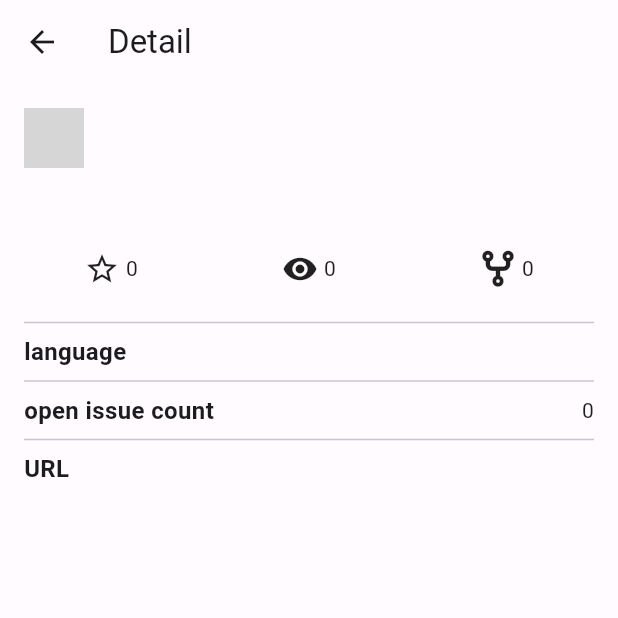
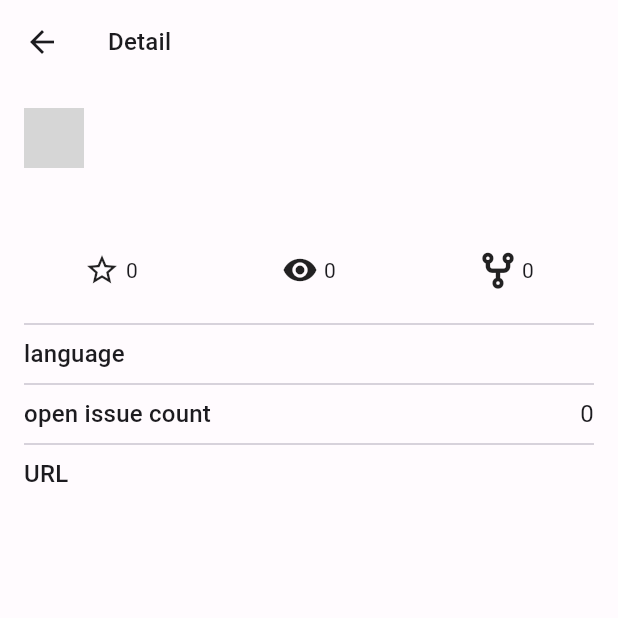
Before and after one commit to aiiro-s/flutter_codecheck, a Flutter app: the DetailPage screen opened directly with empty values, on a phone screen of 412 x 824 dp, the top half of it. Run offline on Flutter 3.47's test engine with Material 2 defaults, Android fonts, the phone set to English and light mode, and no system bars; our stand-ins replace flutter_riverpod, font_awesome_flutter, freezed_annotation; network calls fail; grey boxes are pictures that could not be loaded.

Commit message:
improve:テキストスタイルをTextThemeの標準に準拠。

```diff
--- a/lib/Pages/detail_page.dart
+++ b/lib/Pages/detail_page.dart
@@ -15,7 +15,10 @@ class DetailPage extends ConsumerWidget {
     final notifier = ref.read(detailPageNotifierFamilyProvider(item).notifier);
     return Scaffold(
       appBar: AppBar(
-        title: const Text('Detail'),
+        title: Text(
+          'Detail',
+          style: Theme.of(context).textTheme.titleMedium,
+        ),
       ),
       body: Padding(
         padding: const EdgeInsets.all(16.0),
@@ -36,16 +39,13 @@ class DetailPage extends ConsumerWidget {
                             Image.asset('assets/images/noImage.png').image,
                         backgroundColor: Colors.white,
                       ),
-                const SizedBox(width: 8),
+                const SizedBox(width: 16),
                 Flexible(
                   child: FittedBox(
                     fit: BoxFit.fitWidth,
                     child: Text(
                       state.item.name ?? "-",
-                      style: const TextStyle(
-                        fontSize: 24,
-                        fontWeight: FontWeight.bold,
-                      ),
+                      style: Theme.of(context).textTheme.titleLarge,
                     ),
                   ),
                 ),
@@ -54,9 +54,7 @@ class DetailPage extends ConsumerWidget {
             const SizedBox(height: 16),
             Text(
               state.item.description ?? "No description",
-              style: const TextStyle(
-                fontSize: 16,
-              ),
+              style: Theme.of(context).textTheme.bodyLarge,
             ),
             const SizedBox(height: 16),
             Row(
@@ -93,51 +91,45 @@ class DetailPage extends ConsumerWidget {
             Row(
               mainAxisAlignment: MainAxisAlignment.spaceBetween,
               children: [
-                const Text(
+                Text(
                   'language',
-                  style: TextStyle(
-                    fontSize: 16,
-                    fontWeight: FontWeight.bold,
-                  ),
+                  style: Theme.of(context).textTheme.titleMedium,
                 ),
-                Text(state.item.language ?? "-"),
+                Text(
+                  state.item.language ?? "-",
+                  style: Theme.of(context).textTheme.bodyLarge,
+                ),
               ],
             ),
             const Divider(),
             Row(
               mainAxisAlignment: MainAxisAlignment.spaceBetween,
               children: [
-                const Text(
+                Text(
                   'open issue count',
-                  style: TextStyle(
-                    fontSize: 16,
-                    fontWeight: FontWeight.bold,
-                  ),
+                  style: Theme.of(context).textTheme.titleMedium,
                 ),
                 Text(
                   state.item.open_issues_count != null
                       ? state.item.open_issues_count.toString()
                       : "0",
+                  style: Theme.of(context).textTheme.bodyLarge,
                 ),
               ],
             ),
             const Divider(),
-            const Text(
+            Text(
               'URL',
-              style: TextStyle(
-                fontSize: 16,
-                fontWeight: FontWeight.bold,
-              ),
+              style: Theme.of(context).textTheme.titleMedium,
             ),
             const SizedBox(height: 8),
             state.item.html_url != null
                 ? GestureDetector(
                     child: Text(
                       state.item.html_url!,
-                      style: const TextStyle(
-                        fontSize: 16,
-                        decoration: TextDecoration.underline,
-                      ),
+                      style: Theme.of(context).textTheme.bodyLarge?.copyWith(
+                            decoration: TextDecoration.underline,
+                          ),
                     ),
                     onTap: () async {
                       try {
@@ -146,12 +138,22 @@ class DetailPage extends ConsumerWidget {
                         showDialog<String>(
                           context: context,
                           builder: (BuildContext context) => AlertDialog(
-                            title: const Text('エラー'),
-                            content: const Text('URLが開けませんでした'),
+                            title: Text(
+                              'エラー',
+                              style: Theme.of(context).textTheme.titleMedium,
+                            ),
+                            content: Text(
+                              'URLが開けませんでした',
+                              style: Theme.of(context).textTheme.bodyMedium,
+                            ),
                             actions: <Widget>[
                               TextButton(
                                 onPressed: () => Navigator.pop(context, 'OK'),
-                                child: const Text('OK'),
+                                child: Text(
+                                  'OK',
+                                  style:
+                                      Theme.of(context).textTheme.labelMedium,
+                                ),
                               ),
                             ],
                           ),
@@ -159,7 +161,10 @@ class DetailPage extends ConsumerWidget {
                       }
                     },
                   )
-                : const Text('リンクがありません'),
+                : Text(
+                    'リンクがありません',
+                    style: Theme.of(context).textTheme.bodyLarge,
+                  ),
           ],
         ),
       ),
--- a/lib/Widgets/repository_item_info_parts.dart
+++ b/lib/Widgets/repository_item_info_parts.dart
@@ -15,7 +15,10 @@ class RepositoryItemInfoParts extends StatelessWidget {
         const SizedBox(
           width: 4,
         ),
-        Text(text),
+        Text(
+          text,
+          style: Theme.of(context).textTheme.bodyMedium,
+        ),
       ],
     );
   }
```
Also changed, not shown: lib/Pages/search_page.dart (+17 -4 lines), lib/Widgets/repository_item_info.dart (+19 -8 lines).
